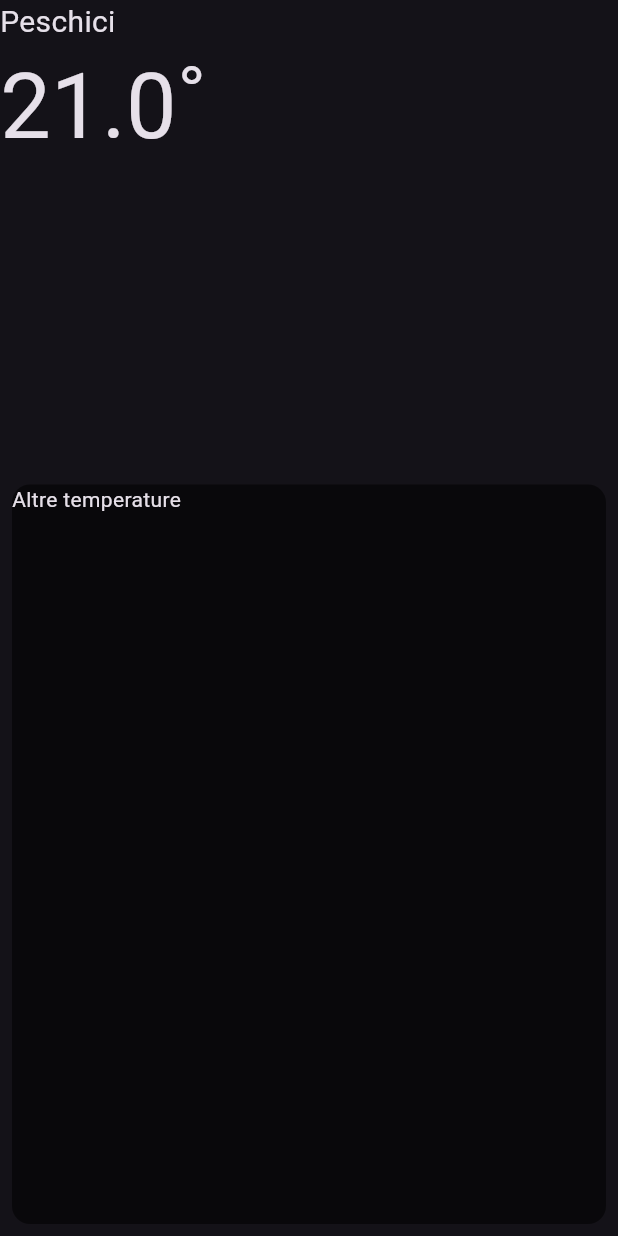
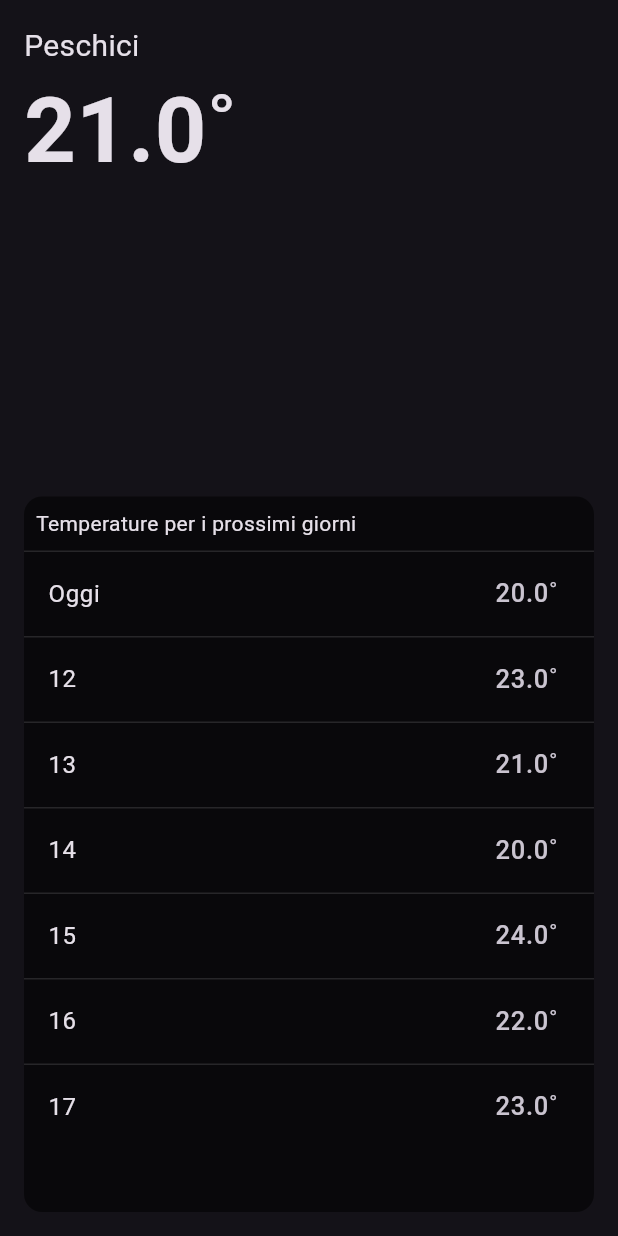
Before and after one commit to burillu/flutter-meteorello, a Flutter app: what body() shows on an empty page, opened directly with sample values from the repository, on a phone screen of 412 x 824 dp. Run offline on Flutter 3.47's test engine with Material 3 defaults, Android fonts, the phone set to English and light mode, and no system bars; network calls fail.

Commit message:
main structure and style ok

```diff
--- a/lib/components/city_weather.dart
+++ b/lib/components/city_weather.dart
@@ -22,6 +22,8 @@ Widget background(backgroundImageUrl) {
     left: 0,
     child: Image.network(
       backgroundImageUrl,
+      color: Colors.black12,
+      colorBlendMode: BlendMode.darken,
       fit: BoxFit.cover,
     ),
   );
@@ -33,6 +35,8 @@ Widget body(CityModel cityModel) => Positioned(
     bottom: 0,
     left: 0,
     child: SafeArea(
+      child: Padding(
+        padding: const EdgeInsets.all(16),
         child: Column(
           crossAxisAlignment: CrossAxisAlignment.start,
           children: [
@@ -42,24 +46,65 @@ Widget body(CityModel cityModel) => Positioned(
             ),
             Text(
               "${cityModel.temperature}˚",
-            style: TextStyle(fontSize: 60),
+              style: TextStyle(fontSize: 60, fontWeight: FontWeight.bold),
             ),
             SizedBox(
               height: 200,
             ),
             Expanded(
-              child: Padding(
-            padding: const EdgeInsets.all(8.0),
-            child: Container(
+                child: ForecastWeather(
+                    sevenDaysForecast: cityModel.sevenDaysForecast))
+          ],
+        ),
+      ),
+    ));
+
+class ForecastWeather extends StatelessWidget {
+  final List<DayForecastModel> sevenDaysForecast;
+
+  const ForecastWeather({required this.sevenDaysForecast});
+
+  @override
+  Widget build(BuildContext context) {
+    return Container(
       decoration: BoxDecoration(
         borderRadius: BorderRadius.circular(12),
         color: Colors.black54,
       ),
       width: double.infinity,
-              height: double.infinity,
-              child: Text("Altre temperature"),
+      //height: double.infinity,
+      child: Column(
+        crossAxisAlignment: CrossAxisAlignment.start,
+        children: [
+          Padding(
+            padding: const EdgeInsets.all(8.0),
+            child: Text("Temperature per i prossimi giorni"),
           ),
-          ))
+          ListDivisor(),
+          Expanded(
+            child: ListView.separated(
+                itemBuilder: (context, index) => ListTile(
+                      title: Text(sevenDaysForecast[index].name),
+                      trailing: Text(
+                        "${sevenDaysForecast[index].temperature.toString()}˚",
+                        style: TextStyle(fontSize: 17),
+                      ),
+                    ),
+                separatorBuilder: (contex, index) => ListDivisor(),
+                itemCount: sevenDaysForecast.length),
+          )
         ],
       ),
-    ));
+    );
+  }
+}
+
+class ListDivisor extends StatelessWidget {
+  @override
+  Widget build(BuildContext context) {
+    return Container(
+      height: 1,
+      decoration: BoxDecoration(color: Colors.white12),
+    );
+  }
+}
```
Lines whose indentation alone changed are shown as unchanged.
